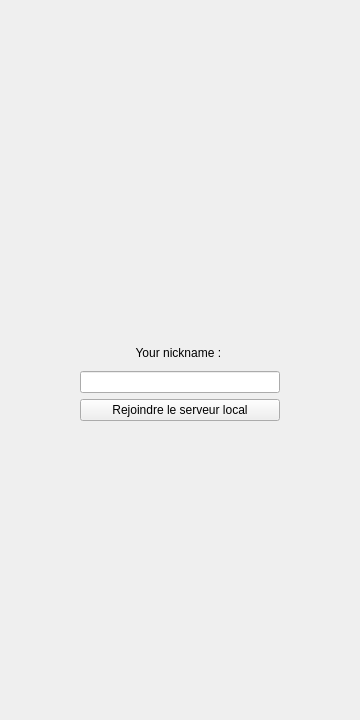
The window that widget.ui (SCOTT-HAMILTON/PokerFriends) describes before a commit, drawn with Qt 5.
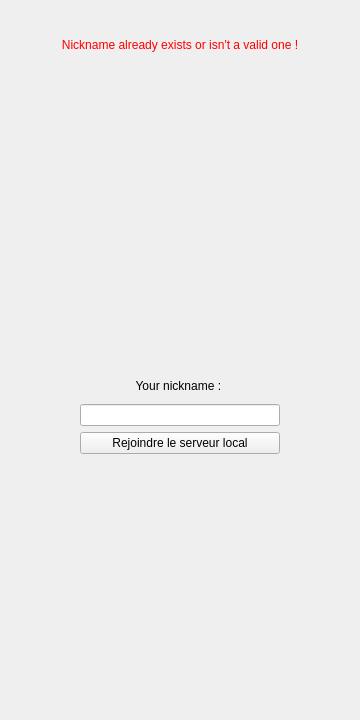
The same window after the commit.

Commit message: Day 4, nickname duplication avoidance and player acceptation almose done

```diff
--- a/widget.ui
+++ b/widget.ui
@@ -14,6 +14,32 @@
    <string>Widget</string>
   </property>
   <layout class="QVBoxLayout" name="verticalLayout">
+   <item>
+    <spacer name="verticalSpacer">
+     <property name="orientation">
+      <enum>Qt::Vertical</enum>
+     </property>
+     <property name="sizeHint" stdset="0">
+      <size>
+       <width>20</width>
+       <height>40</height>
+      </size>
+     </property>
+    </spacer>
+   </item>
+   <item>
+    <widget class="QLabel" name="nicknameRefusedLabel">
+     <property name="styleSheet">
+      <string notr="true">color: red;</string>
+     </property>
+     <property name="text">
+      <string>Nickname already exists or isn't a valid one !</string>
+     </property>
+     <property name="alignment">
+      <set>Qt::AlignCenter</set>
+     </property>
+    </widget>
+   </item>
    <item>
     <spacer name="verticalSpacer_2">
      <property name="orientation">
```
The commit also changes 12 other files.
